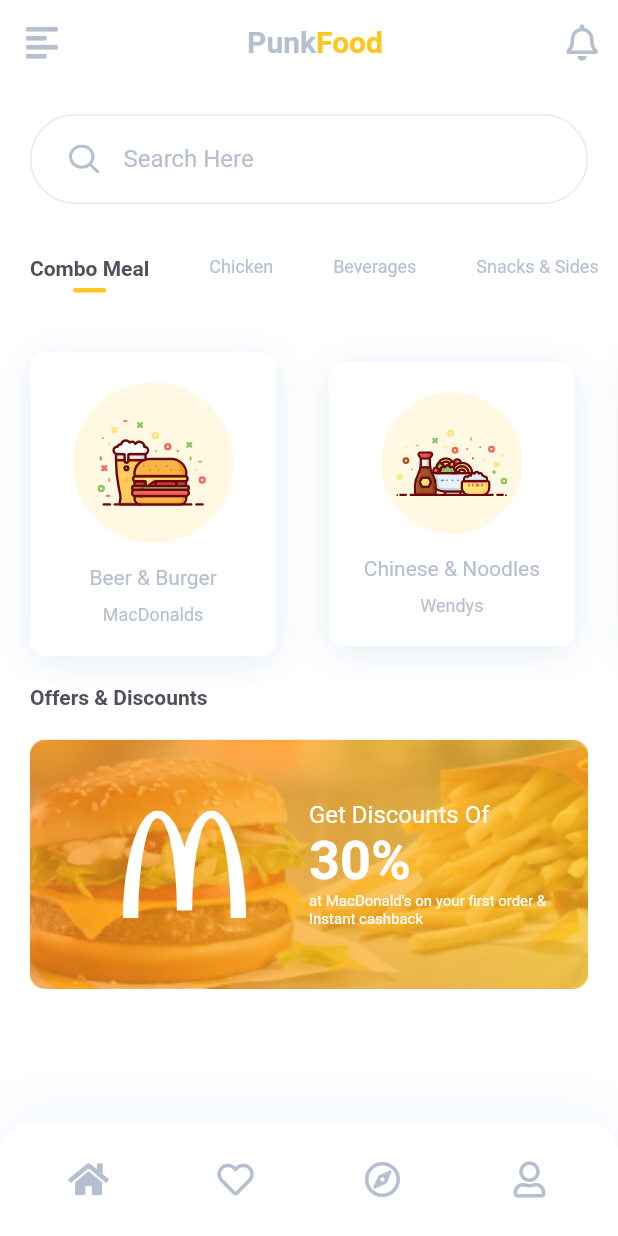
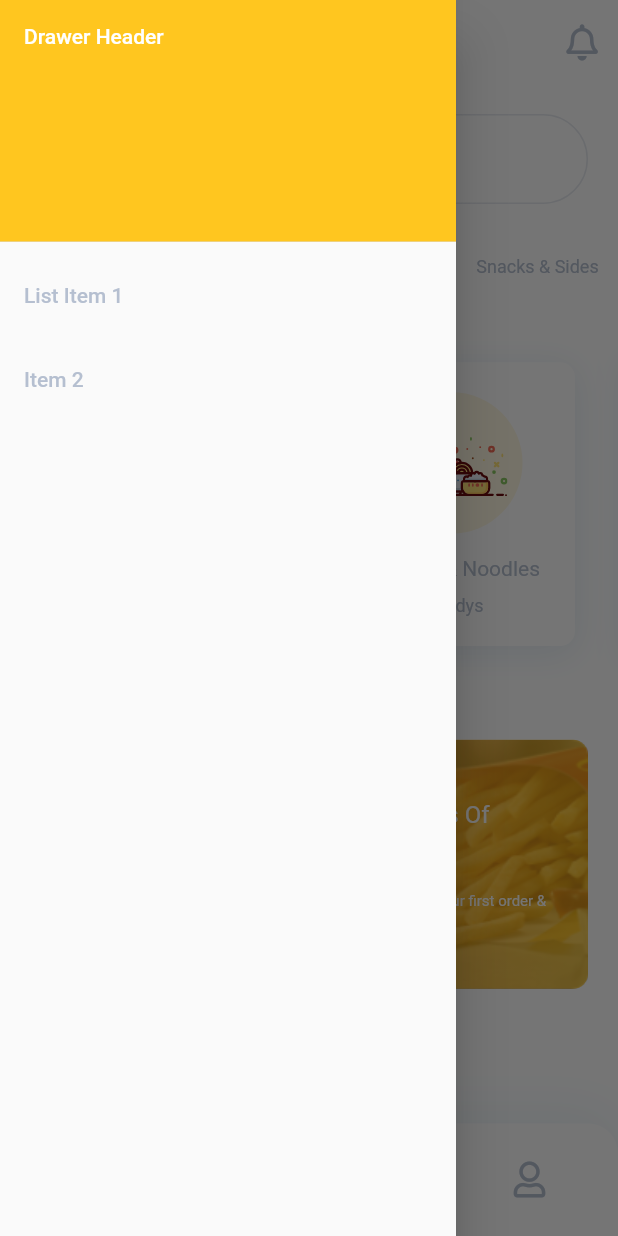
Before and after one commit to richard-1990/flutter-fast-food, a Flutter app: the screen it shows after launch, with the side drawer open (before the commit the screen has no drawer), on a phone screen of 412 x 824 dp. Run offline on Flutter 3.47's test engine with Material 2 defaults, Android fonts, the phone set to English and light mode, and no system bars; our stand-ins replace flutter_svg, font_awesome_flutter, smooth_star_rating.

Commit message:
add drawer

```diff
--- a/lib/screens/home/components/app_bar.dart
+++ b/lib/screens/home/components/app_bar.dart
@@ -1,19 +1,22 @@
 import 'package:fastFood/constants.dart';
 import 'package:flutter/material.dart';
-import 'package:flutter_svg/svg.dart';
 import 'package:font_awesome_flutter/font_awesome_flutter.dart';
 
 AppBar homeAppBar(BuildContext context) {
   return AppBar(
     backgroundColor: Colors.white,
     elevation: 0,
-    leading: RotatedBox(
-      quarterTurns: 2,
-      child: IconButton(
-        color: ksecondaryColor,
-        icon: FaIcon(FontAwesomeIcons.alignRight),
-        onPressed: () {},
-      ),
+    leading: Builder(
+      builder: (context) {
+        return RotatedBox(
+          quarterTurns: 2,
+          child: IconButton(
+            color: ksecondaryColor,
+            icon: FaIcon(FontAwesomeIcons.alignRight),
+            onPressed: () => Scaffold.of(context).openDrawer(),
+          ),
+        );
+      },
     ),
     title: Center(
       child: RichText(
--- a/lib/screens/home/components/discount_cart.dart
+++ b/lib/screens/home/components/discount_cart.dart
@@ -28,7 +28,22 @@ class DiscountCard extends StatelessWidget {
                 image: AssetImage('assets/images/beyond-meat-mcdonalds.png'),
               ),
             ),
-            child: DecoratedBox(
+            child: MacdonaldsDiscount(),
+          ),
+        ],
+      ),
+    );
+  }
+}
+
+class MacdonaldsDiscount extends StatelessWidget {
+  const MacdonaldsDiscount({
+    Key key,
+  }) : super(key: key);
+
+  @override
+  Widget build(BuildContext context) {
+    return DecoratedBox(
         decoration: BoxDecoration(
           borderRadius: BorderRadius.circular(10),
           gradient: LinearGradient(
@@ -76,10 +91,6 @@ class DiscountCard extends StatelessWidget {
               ),
             ],
           ),
-                )),
-          ),
-        ],
-      ),
-    );
+        ));
   }
 }
--- a/lib/screens/home/home-screen.dart
+++ b/lib/screens/home/home-screen.dart
@@ -13,9 +13,30 @@ class HomeScreen extends StatelessWidget {
   @override
   Widget build(BuildContext context) {
     return Scaffold(
-      appBar: homeAppBar(context),
-      bottomNavigationBar: BottomNavBar(),
-      body: Body(),
-    );
+        appBar: homeAppBar(context),
+        bottomNavigationBar: BottomNavBar(),
+        body: Body(),
+        drawer: Drawer(
+          child: ListView(
+            padding: EdgeInsets.zero,
+            children: <Widget>[
+              DrawerHeader(
+                child: Text('Drawer Header',
+                    style: TextStyle(color: Colors.white)),
+                decoration: BoxDecoration(
+                  color: kPrimaryColor,
+                ),
+              ),
+              ListTile(
+                title: Text('List Item 1'),
+                onTap: () {},
+              ),
+              ListTile(
+                title: Text('Item 2'),
+                onTap: () {},
+              ),
+            ],
+          ),
+        ));
   }
 }
```
Lines whose indentation alone changed are shown as unchanged.
